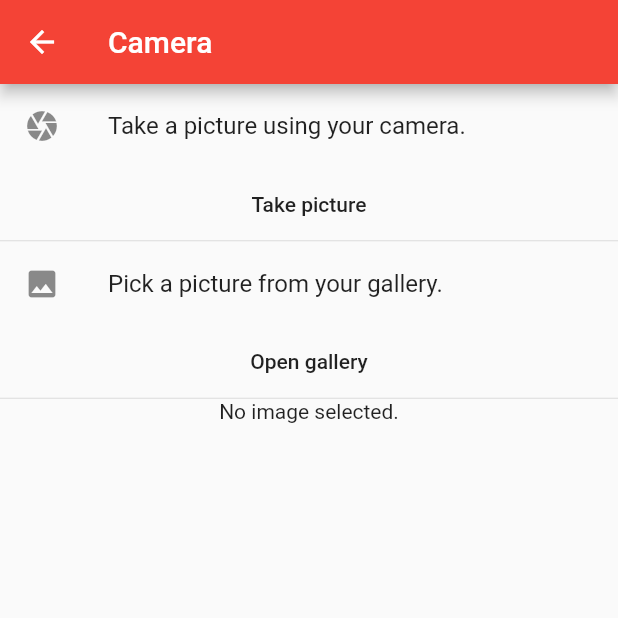
After one commit to Suneco/flutter_samples, a Flutter app: the screen it shows after launch, after a tap on "Open Camera", on a phone screen of 412 x 824 dp, the top half of it. The commit adds this screen. Run offline on Flutter 3.47's test engine with Material 2 defaults, Android fonts, the phone set to English and light mode, and no system bars; our stand-ins replace image_picker, location.

Commit message:
Add camera/gallery examples

```diff
--- a/lib/main.dart
+++ b/lib/main.dart
@@ -1,5 +1,6 @@
 import 'package:flutter/material.dart';
 import 'package:flutter_samples/views/api_page.dart';
+import 'package:flutter_samples/views/camera_page.dart';
 import 'package:flutter_samples/views/main_page.dart';
 import 'package:flutter_samples/views/tracker_page.dart';
 import 'package:flutter_samples/views/anims_page.dart';
@@ -19,7 +20,8 @@ class App extends StatelessWidget {
         routes: <String, WidgetBuilder>{
           '/TrackerPage': (BuildContext context) => new TrackerPage(),
           '/AnimsPage': (BuildContext context) => new AnimsPage(),
-          '/ApiPage': (BuildContext context) => new ApiPage()
+          '/ApiPage': (BuildContext context) => new ApiPage(),
+          '/CameraPage': (BuildContext context) => new CameraPage()
         });
   }
 }
--- /dev/null
+++ b/lib/view_models/camera_page_view_model.dart
@@ -0,0 +1,34 @@
+import 'dart:async';
+import 'dart:io';
+
+import 'package:flutter/widgets.dart';
+import 'package:flutter_samples/interfaces/view_model_base.dart';
+import 'package:image_picker/image_picker.dart';
+
+class CameraPageViewModel implements IViewModelBase {
+  BuildContext context;
+  final title = "Camera";
+
+  final image = StreamController<File>.broadcast();
+
+  @override
+  void create(BuildContext context, State state) {
+    this.context = context;
+  }
+
+  Future takePicture() async {
+    var result = await ImagePicker.pickImage(source: ImageSource.camera);
+    image.add(result);
+  }
+
+  Future pickPicture() async {
+    var result = await ImagePicker.pickImage(source: ImageSource.gallery);
+    image.add(result);
+  }
+
+  @override
+  void dispose() {
+    this.context = null;
+    image.close();
+  }
+}
--- a/lib/view_models/main_page_view_model.dart
+++ b/lib/view_models/main_page_view_model.dart
@@ -26,4 +26,8 @@ class MainPageViewModel implements IViewModelBase {
   void openApi() {
     Navigator.pushNamed(context, '/ApiPage');
   }
+
+  void openCamera() {
+    Navigator.pushNamed(context, '/CameraPage');
+  }
 }
--- /dev/null
+++ b/lib/views/camera_page.dart
@@ -0,0 +1,69 @@
+import 'dart:io';
+
+import 'package:flutter/material.dart';
+import 'package:flutter_samples/view_models/camera_page_view_model.dart';
+
+class CameraPage extends StatefulWidget {
+  @override
+  _State createState() => new _State();
+}
+
+class _State extends State<CameraPage> {
+  final _viewModel = new CameraPageViewModel();
+
+  @override
+  Widget build(BuildContext context) {
+    return new Scaffold(
+        appBar: new AppBar(title: new Text(_viewModel.title)),
+        body: buildLayout());
+  }
+
+  Widget buildLayout() {
+    return Builder(builder: (context) {
+      _viewModel.create(context, this);
+
+      // Create and return your actual layout below
+      var layout = new Column(children: <Widget>[
+        new ListTile(
+          leading: const Icon(Icons.camera),
+          title: new Text("Take a picture using your camera."),
+        ),
+        new FlatButton(
+          onPressed: _viewModel.takePicture,
+          child: new Text("Take picture"),
+        ),
+        const Divider(
+          height: 1.0,
+        ),
+        new ListTile(
+          leading: const Icon(Icons.photo),
+          title: new Text("Pick a picture from your gallery."),
+        ),
+        new FlatButton(
+          onPressed: _viewModel.pickPicture,
+          child: new Text("Open gallery"),
+        ),
+        const Divider(
+          height: 1.0,
+        ),
+        StreamBuilder<File>(
+            stream: _viewModel.image.stream,
+            builder: (context, snapshot) {
+              var result = snapshot.data;
+              if (result == null) {
+                return new Text('No image selected.');
+              }
+              return new Image.file(result);
+            })
+      ]);
+
+      return layout;
+    });
+  }
+
+  @override
+  void dispose() {
+    _viewModel.dispose();
+    super.dispose();
+  }
+}
--- a/lib/views/main_page.dart
+++ b/lib/views/main_page.dart
@@ -71,6 +71,17 @@ class _State extends State<MainPage> {
         ),
         const Divider(
           height: 1.0,
+        ),
+        new ListTile(
+          leading: const Icon(Icons.camera_alt),
+          title: new Text("Camera lets you take and browse pictures."),
+        ),
+        new FlatButton(
+          onPressed: _viewModel.openCamera,
+          child: new Text("Open Camera"),
+        ),
+        const Divider(
+          height: 1.0,
         )
       ]);
 
--- a/pubspec.yaml
+++ b/pubspec.yaml
@@ -7,6 +7,7 @@ dependencies:
 
   location: ^1.3.4
   http: ^0.11.3+16
+  image_picker: ^0.4.6
 
 
 flutter:
```
Also changed, not shown: 1 other file.
